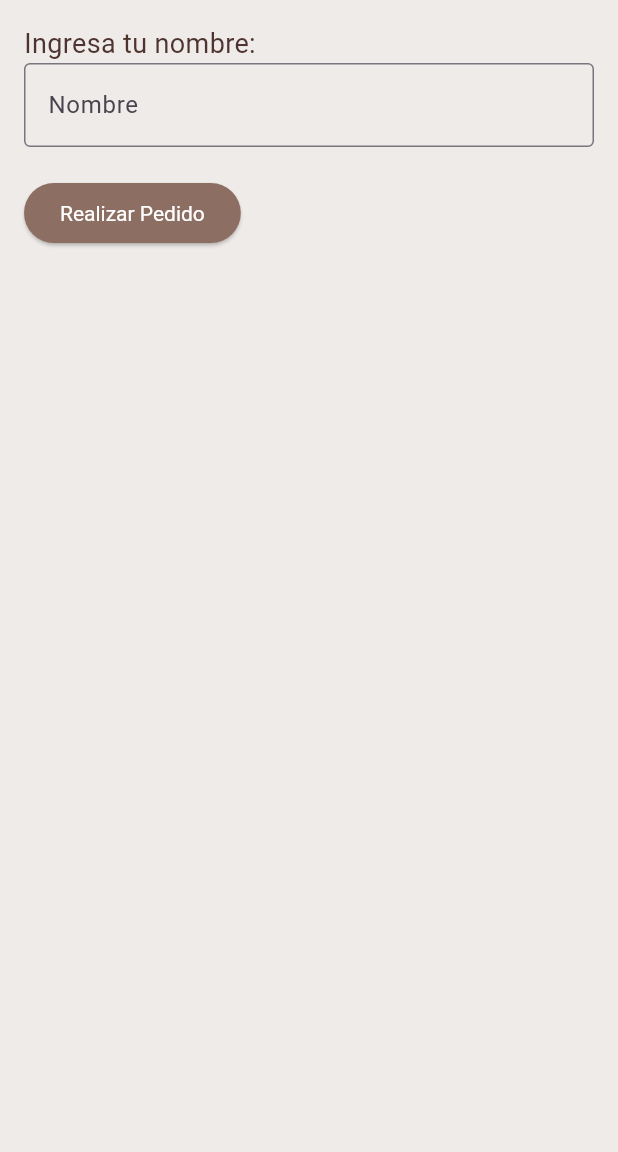
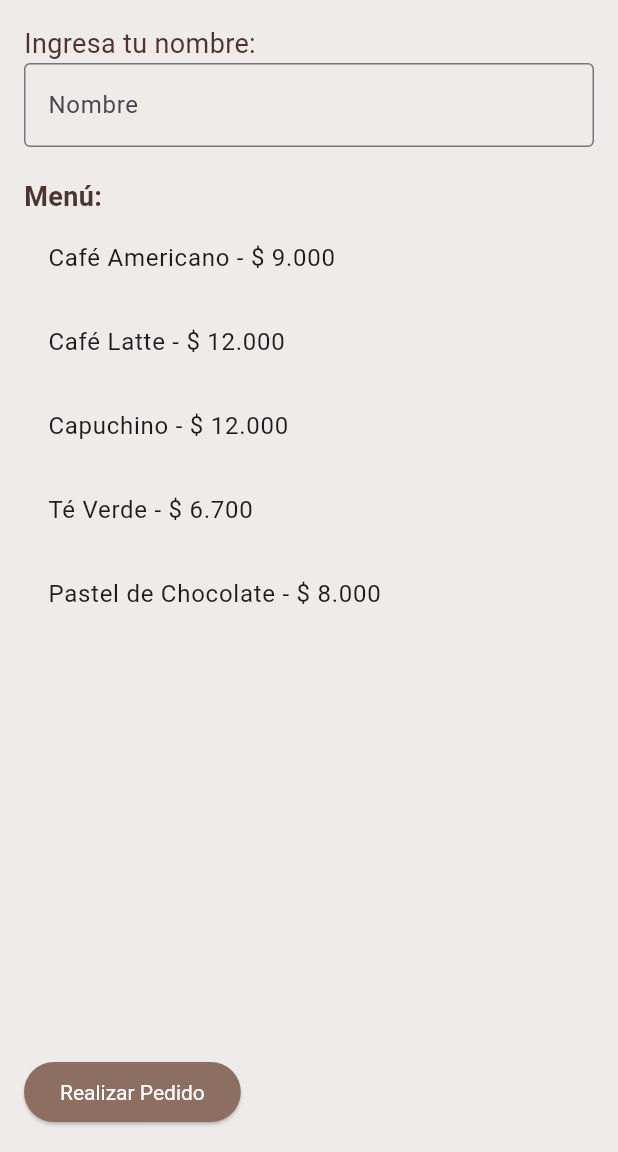
Before and after one commit to jeffersonvilla/cafeteria_app, a Flutter app: the screen it shows after launch, on a phone screen of 412 x 824 dp, the part 84-1236 px from its top. Run offline on Flutter 3.47's test engine with Material 3 defaults, Android fonts, the phone set to English and light mode, and no system bars; Roboto replaces fonts that are missing (Georgia).

Commit message:
Segunda actividad (semana 4) (20%)

```diff
--- a/lib/screens/menu_screen.dart
+++ b/lib/screens/menu_screen.dart
@@ -2,6 +2,15 @@ import 'package:flutter/material.dart';
 import 'pedido_screen.dart';
 
 class MenuScreen extends StatelessWidget {
+
+  final List<String> menuItems = [
+    'Café Americano - \$ 9.000',
+    'Café Latte - \$ 12.000',
+    'Capuchino - \$ 12.000',
+    'Té Verde - \$ 6.700',
+    'Pastel de Chocolate - \$ 8.000',
+  ];
+
   @override
   Widget build(BuildContext context) {
     return Scaffold(
@@ -24,6 +33,21 @@ class MenuScreen extends StatelessWidget {
               ),
             ),
             SizedBox(height: 20),
+            Text(
+              'Menú:',
+              style: TextStyle(fontSize: 18, fontWeight: FontWeight.bold),
+            ),
+            Expanded(
+              child: ListView.builder(
+                itemCount: menuItems.length,
+                itemBuilder: (context, index) {
+                  return ListTile(
+                    title: Text(menuItems[index]),
+                  );
+                },
+              ),
+            ),
+            SizedBox(height: 20),
             ElevatedButton(
               onPressed: () {
                 Navigator.push(
```
Also changed, not shown: lib/screens/pedido_screen.dart (+36 -7 lines).
